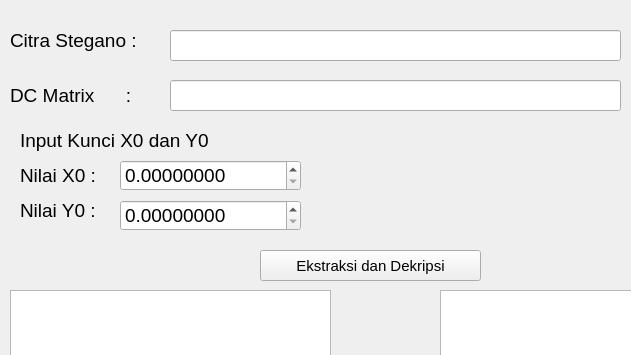
The window that ui/InputEkstraksiDanDekripsi.ui (distky/DCT-Permutation-Chaotic-Encryption) describes before a commit, drawn with Qt 5; both pictures show x 0 to 631 and y 0 to 355 of the 767 by 706 pixel window.
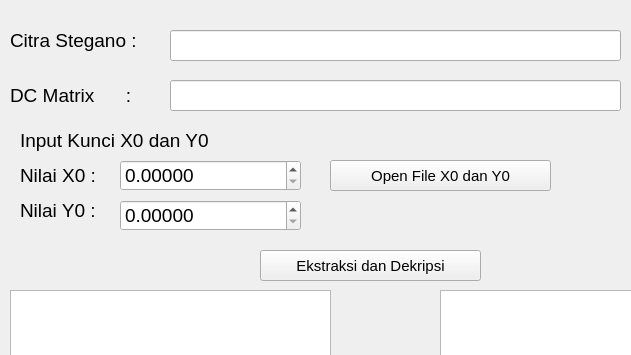
The same window after the commit.

```diff
--- a/ui/InputEkstraksiDanDekripsi.ui
+++ b/ui/InputEkstraksiDanDekripsi.ui
@@ -100,13 +100,19 @@
     </font>
    </property>
    <property name="decimals">
-    <number>8</number>
+    <number>5</number>
+   </property>
+   <property name="minimum">
+    <double>0.000000000000000</double>
    </property>
    <property name="maximum">
     <double>1.000000000000000</double>
    </property>
    <property name="singleStep">
-    <double>0.000001000000000</double>
+    <double>0.000010000000000</double>
+   </property>
+   <property name="value">
+    <double>0.000000000000000</double>
    </property>
   </widget>
   <widget class="QDoubleSpinBox" name="doubleSpinBoxY0">
@@ -124,7 +130,7 @@
     </font>
    </property>
    <property name="decimals">
-    <number>8</number>
+    <number>5</number>
    </property>
    <property name="maximum">
     <double>1.000000000000000</double>
@@ -299,6 +305,24 @@
     <string>Citra Extraksi dan Dekripsi</string>
    </property>
   </widget>
+  <widget class="QPushButton" name="btnopenx0y0">
+   <property name="geometry">
+    <rect>
+     <x>330</x>
+     <y>160</y>
+     <width>221</width>
+     <height>31</height>
+    </rect>
+   </property>
+   <property name="font">
+    <font>
+     <pointsize>11</pointsize>
+    </font>
+   </property>
+   <property name="text">
+    <string>Open File X0 dan Y0</string>
+   </property>
+  </widget>
  </widget>
  <resources/>
  <connections/>
```
Left out of the diff: 6 changed lines with no effect on the pictures.
